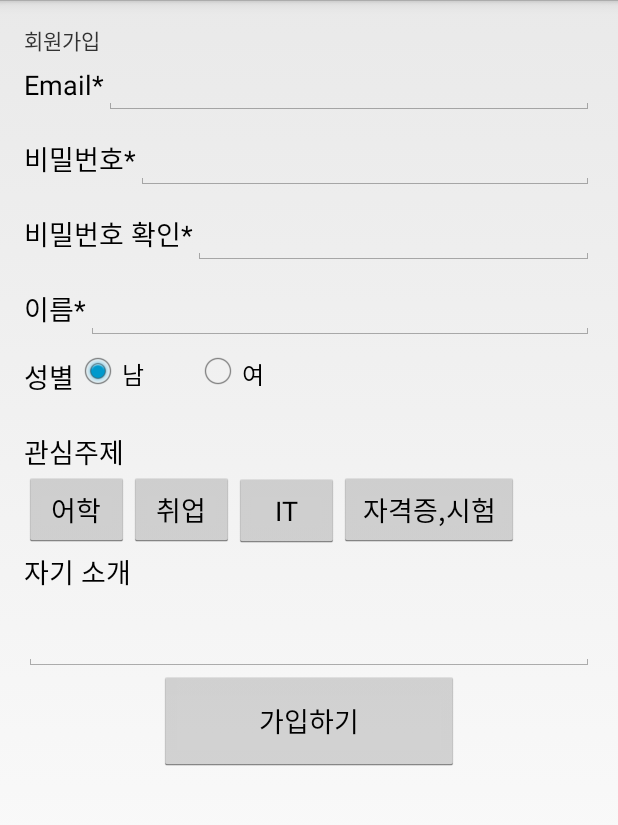
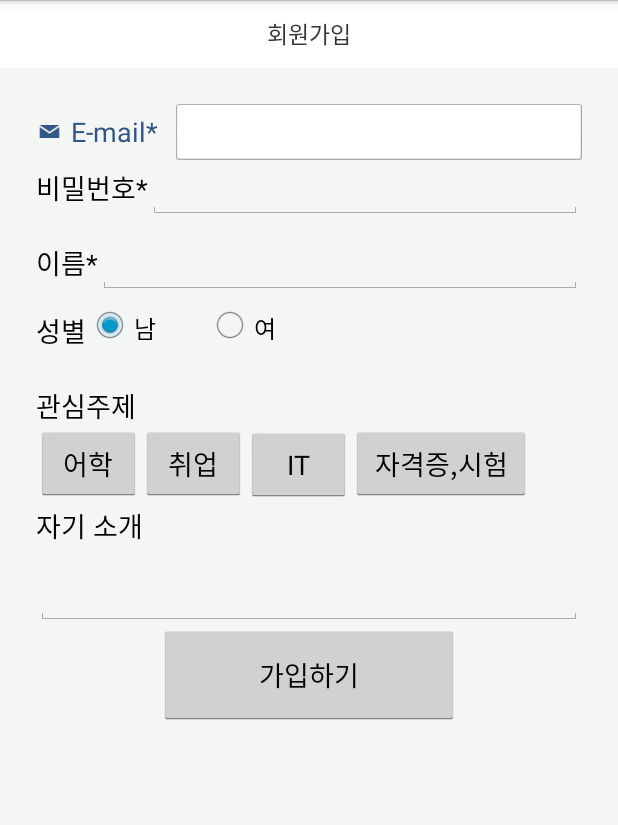
Before and after one commit to Nexters/WeStudy, an Android app: the JoinActivity screen opened directly, with no data from a screen before it, on a phone screen of 412 x 824 dp, the part 72-897 px from its top. Run offline under Robolectric (Android 15) with nearby library versions, the phone set to English and light mode, and no system bars.

Commit message:
회원가입 작업

```diff
--- a/westudy/app/src/main/java/com/example/godong/westudy/Activity/JoinActivity.java
+++ b/westudy/app/src/main/java/com/example/godong/westudy/Activity/JoinActivity.java
@@ -30,7 +30,6 @@ import java.util.ArrayList;
 public class JoinActivity extends Activity implements View.OnClickListener {
     private EditText emailEdit;
     private EditText pwEdit;
-    private EditText pw2Edit;
     private EditText nameEdit;
     private RadioGroup genderGroup;
     private RadioButton genderBtn;
@@ -51,18 +50,6 @@ public class JoinActivity extends Activity implements View.OnClickListener {
         actionBar.setDisplayOptions(ActionBar.DISPLAY_SHOW_CUSTOM);
         actionBar.setCustomView(R.layout.custom_title);
 
-//        ActionBar actionBar = getActionBar();
-//        actionBar.setDisplayShowTitleEnabled(true);
-//        actionBar.setIcon(R.drawable.common_logo);
-//
-//        actionBar.setCustomView(getLayoutInflater().inflate(R.layout.activity_join, null),
-//                new ActionBar.LayoutParams(
-//                        ActionBar.LayoutParams.WRAP_CONTENT,
-//                        ActionBar.LayoutParams.MATCH_PARENT,
-//                        Gravity.CENTER
-//                )
-//        );
-
         init();
     }
 
@@ -70,7 +57,6 @@ public class JoinActivity extends Activity implements View.OnClickListener {
         //Resource 초기화
         emailEdit = (EditText) findViewById(R.id.join_edit_email);
         pwEdit = (EditText) findViewById(R.id.join_edit_pw);
-        pw2Edit = (EditText) findViewById(R.id.join_edit_pwConfirm);
         nameEdit = (EditText) findViewById(R.id.join_edit_name);
         genderGroup = (RadioGroup) findViewById(R.id.radio_join_gender);
         interest1Btn = (Button) findViewById(R.id.join_btn_interest1);
@@ -160,11 +146,8 @@ public class JoinActivity extends Activity implements View.OnClickListener {
         if(emailEdit.getText().toString().equals("")){
             toastText = "Email을 입력해주세요!";
         }
-        else if(pwEdit.getText().toString().equals("") || pw2Edit.getText().toString().equals("")){
+        else if(pwEdit.getText().toString().equals("")){
             toastText = "비밀번호를 입력해주세요!";
-        }
-        else if(!pwEdit.getText().toString().equals(pw2Edit.getText().toString())){
-            toastText = "비밀번호를 잘못 입력하였습니다.";
         }
         else if(nameEdit.getText().toString().equals("")){
             toastText = "이름을 입력해주세요!";
--- a/westudy/app/src/main/res/layout/activity_join.xml
+++ b/westudy/app/src/main/res/layout/activity_join.xml
@@ -1,47 +1,65 @@
-<RelativeLayout xmlns:android="http://schemas.android.com/apk/res/android"
+<LinearLayout xmlns:android="http://schemas.android.com/apk/res/android"
     xmlns:tools="http://schemas.android.com/tools"
-    android:layout_width="match_parent"
-    android:layout_height="match_parent"
-    android:paddingLeft="@dimen/activity_horizontal_margin"
-    android:paddingRight="@dimen/activity_horizontal_margin"
-    android:paddingTop="@dimen/activity_vertical_margin"
-    android:paddingBottom="@dimen/activity_vertical_margin"
+    android:layout_width="fill_parent"
+    android:layout_height="fill_parent"
+    android:orientation="vertical"
     tools:context="com.example.godong.westudy.Activity.JoinActivity">
 
-    <TextView
-        android:text="회원가입"
-        android:layout_width="wrap_content"
-        android:layout_height="wrap_content"
-        android:id="@+id/join_textView" />
+    <LinearLayout
+        android:layout_width="fill_parent"
+        android:layout_height="45dp"
+        android:gravity="center"
+        android:background="#FFFFFF" >
+
+        <TextView
+            android:text="회원가입"
+            android:layout_width="wrap_content"
+            android:layout_height="wrap_content"
+            android:textColor="#383432"
+            android:textSize="15dp"
+            android:id="@+id/join_textView" />
+
+    </LinearLayout>
 
     <LinearLayout
         android:orientation="vertical"
         android:layout_width="fill_parent"
         android:layout_height="fill_parent"
-        android:layout_below="@+id/join_textView"
-        android:layout_alignParentStart="true"
-        android:weightSum="1">
+        android:paddingLeft="24dp"
+        android:paddingRight="24dp"
+        android:background="#f4f6f6">
 
         <LinearLayout
             android:orientation="horizontal"
             android:layout_width="match_parent"
-            android:layout_height="50dp">
-
+            android:layout_height="37dp"
+            android:layout_marginTop="24dp">
+            <ImageView
+                android:layout_width="18dp"
+                android:layout_height="18dp"
+                android:layout_marginRight="5dp"
+                android:gravity="center"
+                android:layout_gravity="center"
+                android:src="@drawable/signup_icon_01"
+                />
             <TextView
-                android:layout_width="wrap_content"
-                android:layout_height="wrap_content"
+                android:layout_width="70dp"
+                android:layout_height="match_parent"
                 android:textAppearance="?android:attr/textAppearanceMedium"
-                android:text="Email*"
+                android:text="E-mail*"
+                android:textSize="18dp"
+                android:textColor="#335585"
+                android:gravity="center_vertical"
                 android:id="@+id/join_TextView_email"
-                android:layout_centerVertical="true"
                 android:layout_alignEnd="@+id/join_TextView_email" />
 
             <EditText
-                android:layout_width="wrap_content"
-                android:layout_height="wrap_content"
+                android:layout_width="match_parent"
+                android:layout_height="match_parent"
                 android:inputType="textEmailAddress"
                 android:ems="10"
                 android:id="@+id/join_edit_email"
+                android:background="@drawable/common_n_07"
                 android:layout_weight="1" />
 
         </LinearLayout>
@@ -70,29 +88,6 @@
 
         </LinearLayout>
 
-        <LinearLayout
-            android:orientation="horizontal"
-            android:layout_width="match_parent"
-            android:layout_height="50dp">
-
-            <TextView
-                android:layout_width="wrap_content"
-                android:layout_height="wrap_content"
-                android:textAppearance="?android:attr/textAppearanceMedium"
-                android:text="비밀번호 확인*"
-                android:id="@+id/join_TextView_pwConfirm"
-                android:layout_centerVertical="true"
-                android:layout_alignEnd="@+id/join_TextView_pwConfirm" />
-
-            <EditText
-                android:layout_width="wrap_content"
-                android:layout_height="wrap_content"
-                android:inputType="textPassword"
-                android:ems="10"
-                android:id="@+id/join_edit_pwConfirm"
-                android:layout_weight="1" />
-
-        </LinearLayout>
 
         <LinearLayout
             android:orientation="horizontal"
@@ -226,4 +221,4 @@
 
     </LinearLayout>
 
-</RelativeLayout>
+</LinearLayout>
```
Also changed, not shown: westudy/app/src/main/res/drawable-xhdpi/common_n_05.9.png (added), westudy/app/src/main/res/drawable-xhdpi/common_n_06.9.png (added), westudy/app/src/main/res/drawable-xhdpi/common_n_07.9.png (added), westudy/app/src/main/res/drawable-xhdpi/common_n_08_non.9.png (added), westudy/app/src/main/res/drawable-xhdpi/common_n_08_select.9.png (added), westudy/app/src/main/res/drawable-xhdpi/common_n_09_non.9.png (added), westudy/app/src/main/res/drawable-xhdpi/common_n_09_select.9.png (added), westudy/app/src/main/res/drawable-xhdpi/signup_icon_01.png (added), westudy/app/src/main/res/drawable-xhdpi/signup_icon_02.png (added), westudy/app/src/main/res/drawable-xhdpi/signup_icon_03.png (added), westudy/app/src/main/res/drawable-xhdpi/signup_icon_04.png (added), westudy/app/src/main/res/drawable-xhdpi/signup_icon_05.png (added), westudy/app/src/main/res/drawable-xhdpi/signup_icon_06.png (added).
